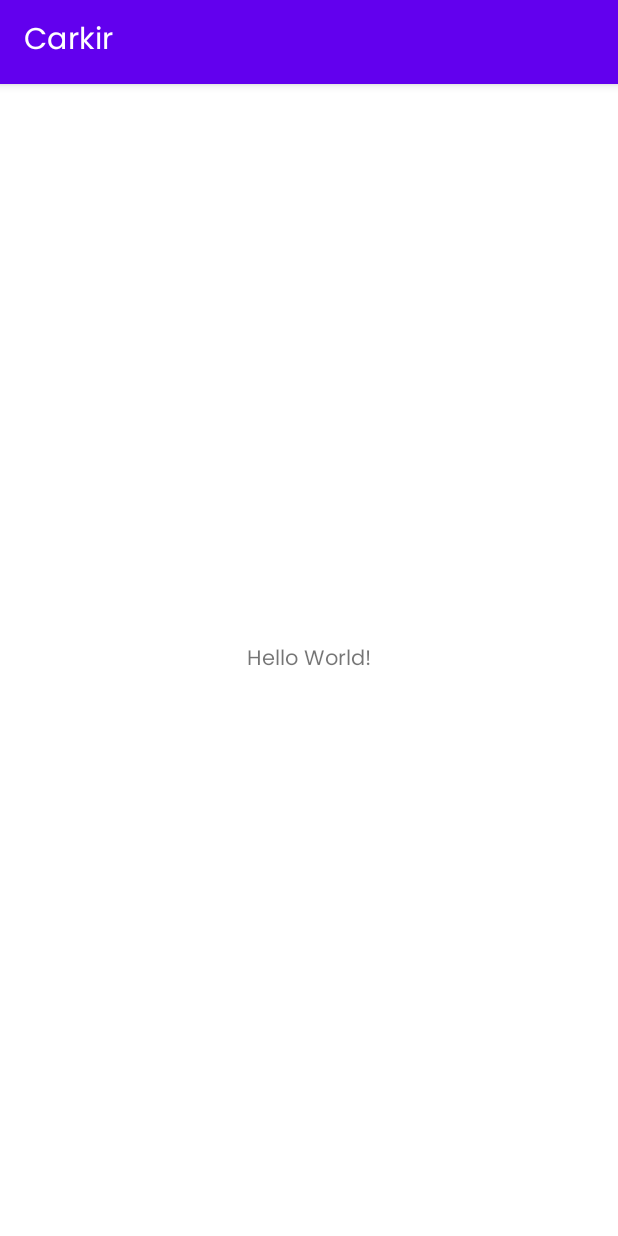
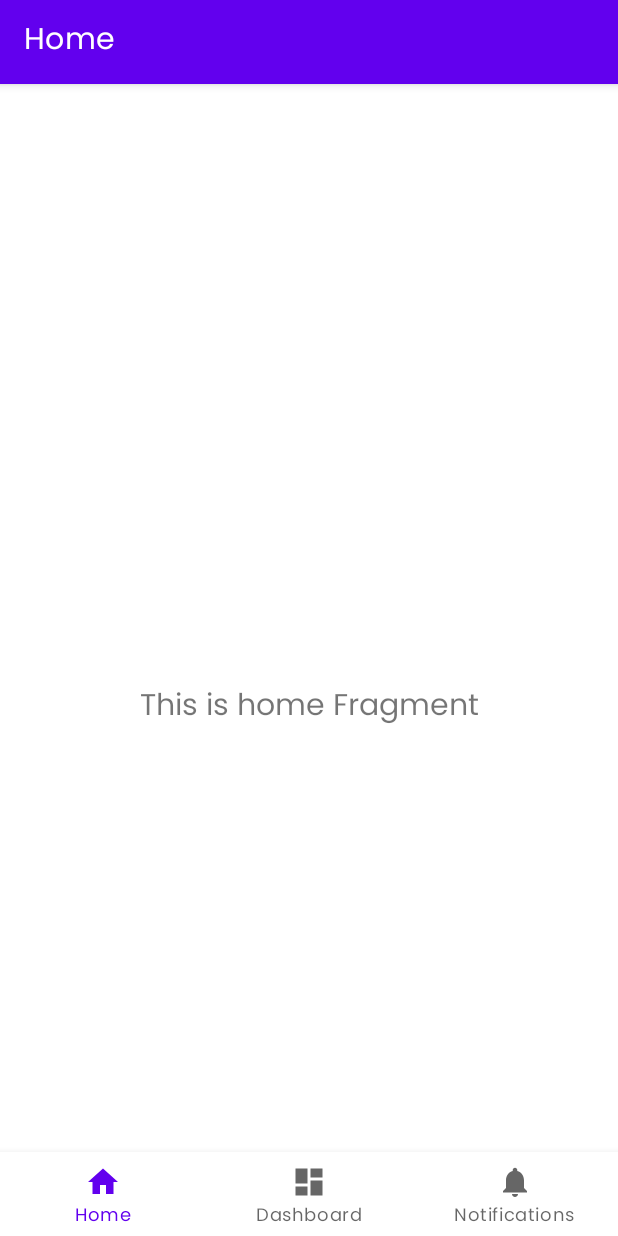
Before and after one commit to Carkir/carkir-mobile, an Android app: the screen it shows after launch (MainActivity), on a phone screen of 412 x 824 dp. Run offline under Robolectric (Android 15) with nearby library versions, the phone set to English and light mode, and no system bars; our stand-ins replace navigation-ui.

Commit message:
changing the main activity to bottom navigation

```diff
--- a/app/src/main/AndroidManifest.xml
+++ b/app/src/main/AndroidManifest.xml
@@ -2,7 +2,7 @@
 <manifest xmlns:android="http://schemas.android.com/apk/res/android"
     package="com.bangkit.capstone.carkirapp">
 
-    <uses-permission android:name="android.permission.INTERNET"/>
+    <uses-permission android:name="android.permission.INTERNET" />
 
     <application
         android:allowBackup="true"
@@ -11,7 +11,9 @@
         android:roundIcon="@mipmap/ic_launcher_round"
         android:supportsRtl="true"
         android:theme="@style/Theme.CarkirApp">
-        <activity android:name=".MainActivity" android:exported="false"/>
+        <activity
+            android:name=".MainActivity"
+            android:exported="false" />
         <activity
             android:name=".SplashScreenActivity"
             android:exported="true">
--- a/app/src/main/java/com/bangkit/capstone/carkirapp/MainActivity.kt
+++ b/app/src/main/java/com/bangkit/capstone/carkirapp/MainActivity.kt
@@ -1,11 +1,35 @@
 package com.bangkit.capstone.carkirapp
 
+import android.os.Bundle
+import com.google.android.material.bottomnavigation.BottomNavigationView
 import androidx.appcompat.app.AppCompatActivity
-import android.os.Bundle
+import androidx.navigation.findNavController
+import androidx.navigation.ui.AppBarConfiguration
+import androidx.navigation.ui.setupActionBarWithNavController
+import androidx.navigation.ui.setupWithNavController
+import com.bangkit.capstone.carkirapp.databinding.ActivityMainBinding
 
 class MainActivity : AppCompatActivity() {
+
+    private lateinit var binding: ActivityMainBinding
+
     override fun onCreate(savedInstanceState: Bundle?) {
         super.onCreate(savedInstanceState)
-        setContentView(R.layout.activity_main)
+
+        binding = ActivityMainBinding.inflate(layoutInflater)
+        setContentView(binding.root)
+
+        val navView: BottomNavigationView = binding.navView
+
+        val navController = findNavController(R.id.nav_host_fragment_activity_main2)
+        // Passing each menu ID as a set of Ids because each
+        // menu should be considered as top level destinations.
+        val appBarConfiguration = AppBarConfiguration(
+            setOf(
+                R.id.navigation_home, R.id.navigation_dashboard, R.id.navigation_notifications
+            )
+        )
+        setupActionBarWithNavController(navController, appBarConfiguration)
+        navView.setupWithNavController(navController)
     }
 }
--- /dev/null
+++ b/app/src/main/java/com/bangkit/capstone/carkirapp/ui/home/HomeFragment.kt
@@ -0,0 +1,42 @@
+package com.bangkit.capstone.carkirapp.ui.home
+
+import android.os.Bundle
+import android.view.LayoutInflater
+import android.view.View
+import android.view.ViewGroup
+import android.widget.TextView
+import androidx.fragment.app.Fragment
+import androidx.lifecycle.ViewModelProvider
+import com.bangkit.capstone.carkirapp.databinding.FragmentHomeBinding
+
+class HomeFragment : Fragment() {
+
+    private var _binding: FragmentHomeBinding? = null
+
+    // This property is only valid between onCreateView and
+    // onDestroyView.
+    private val binding get() = _binding!!
+
+    override fun onCreateView(
+        inflater: LayoutInflater,
+        container: ViewGroup?,
+        savedInstanceState: Bundle?
+    ): View {
+        val homeViewModel =
+            ViewModelProvider(this).get(HomeViewModel::class.java)
+
+        _binding = FragmentHomeBinding.inflate(inflater, container, false)
+        val root: View = binding.root
+
+        val textView: TextView = binding.textHome
+        homeViewModel.text.observe(viewLifecycleOwner) {
+            textView.text = it
+        }
+        return root
+    }
+
+    override fun onDestroyView() {
+        super.onDestroyView()
+        _binding = null
+    }
+}
--- /dev/null
+++ b/app/src/main/java/com/bangkit/capstone/carkirapp/ui/home/HomeViewModel.kt
@@ -0,0 +1,13 @@
+package com.bangkit.capstone.carkirapp.ui.home
+
+import androidx.lifecycle.LiveData
+import androidx.lifecycle.MutableLiveData
+import androidx.lifecycle.ViewModel
+
+class HomeViewModel : ViewModel() {
+
+    private val _text = MutableLiveData<String>().apply {
+        value = "This is home Fragment"
+    }
+    val text: LiveData<String> = _text
+}
--- /dev/null
+++ b/app/src/main/res/drawable/ic_dashboard_black_24dp.xml
@@ -0,0 +1,9 @@
+<vector xmlns:android="http://schemas.android.com/apk/res/android"
+    android:width="24dp"
+    android:height="24dp"
+    android:viewportWidth="24.0"
+    android:viewportHeight="24.0">
+    <path
+        android:fillColor="#FF000000"
+        android:pathData="M3,13h8L11,3L3,3v10zM3,21h8v-6L3,15v6zM13,21h8L21,11h-8v10zM13,3v6h8L21,3h-8z" />
+</vector>
--- /dev/null
+++ b/app/src/main/res/drawable/ic_home_black_24dp.xml
@@ -0,0 +1,9 @@
+<vector xmlns:android="http://schemas.android.com/apk/res/android"
+    android:width="24dp"
+    android:height="24dp"
+    android:viewportWidth="24.0"
+    android:viewportHeight="24.0">
+    <path
+        android:fillColor="#FF000000"
+        android:pathData="M10,20v-6h4v6h5v-8h3L12,3 2,12h3v8z" />
+</vector>
--- /dev/null
+++ b/app/src/main/res/drawable/ic_notifications_black_24dp.xml
@@ -0,0 +1,9 @@
+<vector xmlns:android="http://schemas.android.com/apk/res/android"
+    android:width="24dp"
+    android:height="24dp"
+    android:viewportWidth="24.0"
+    android:viewportHeight="24.0">
+    <path
+        android:fillColor="#FF000000"
+        android:pathData="M12,22c1.1,0 2,-0.9 2,-2h-4c0,1.1 0.89,2 2,2zM18,16v-5c0,-3.07 -1.64,-5.64 -4.5,-6.32L13.5,4c0,-0.83 -0.67,-1.5 -1.5,-1.5s-1.5,0.67 -1.5,1.5v0.68C7.63,5.36 6,7.92 6,11v5l-2,2v1h16v-1l-2,-2z" />
+</vector>
--- a/app/src/main/res/layout/activity_main.xml
+++ b/app/src/main/res/layout/activity_main.xml
@@ -2,17 +2,34 @@
 <androidx.constraintlayout.widget.ConstraintLayout xmlns:android="http://schemas.android.com/apk/res/android"
     xmlns:app="http://schemas.android.com/apk/res-auto"
     xmlns:tools="http://schemas.android.com/tools"
+    android:id="@+id/container"
     android:layout_width="match_parent"
     android:layout_height="match_parent"
+    android:paddingTop="?attr/actionBarSize"
     tools:context=".MainActivity">
 
-    <TextView
-        android:layout_width="wrap_content"
+    <com.google.android.material.bottomnavigation.BottomNavigationView
+        android:id="@+id/nav_view"
+        android:layout_width="0dp"
         android:layout_height="wrap_content"
-        android:text="Hello World!"
+        android:layout_marginStart="0dp"
+        android:layout_marginEnd="0dp"
+        android:background="?android:attr/windowBackground"
         app:layout_constraintBottom_toBottomOf="parent"
         app:layout_constraintLeft_toLeftOf="parent"
         app:layout_constraintRight_toRightOf="parent"
-        app:layout_constraintTop_toTopOf="parent" />
+        app:menu="@menu/bottom_nav_menu" />
+
+    <fragment
+        android:id="@+id/nav_host_fragment_activity_main2"
+        android:name="androidx.navigation.fragment.NavHostFragment"
+        android:layout_width="match_parent"
+        android:layout_height="match_parent"
+        app:defaultNavHost="true"
+        app:layout_constraintBottom_toTopOf="@id/nav_view"
+        app:layout_constraintLeft_toLeftOf="parent"
+        app:layout_constraintRight_toRightOf="parent"
+        app:layout_constraintTop_toTopOf="parent"
+        app:navGraph="@navigation/mobile_navigation" />
 
 </androidx.constraintlayout.widget.ConstraintLayout>
--- /dev/null
+++ b/app/src/main/res/layout/fragment_home.xml
@@ -0,0 +1,22 @@
+<?xml version="1.0" encoding="utf-8"?>
+<androidx.constraintlayout.widget.ConstraintLayout xmlns:android="http://schemas.android.com/apk/res/android"
+    xmlns:app="http://schemas.android.com/apk/res-auto"
+    xmlns:tools="http://schemas.android.com/tools"
+    android:layout_width="match_parent"
+    android:layout_height="match_parent"
+    tools:context=".ui.home.HomeFragment">
+
+    <TextView
+        android:id="@+id/text_home"
+        android:layout_width="match_parent"
+        android:layout_height="wrap_content"
+        android:layout_marginStart="8dp"
+        android:layout_marginTop="8dp"
+        android:layout_marginEnd="8dp"
+        android:textAlignment="center"
+        android:textSize="20sp"
+        app:layout_constraintBottom_toBottomOf="parent"
+        app:layout_constraintEnd_toEndOf="parent"
+        app:layout_constraintStart_toStartOf="parent"
+        app:layout_constraintTop_toTopOf="parent" />
+</androidx.constraintlayout.widget.ConstraintLayout>
--- /dev/null
+++ b/app/src/main/res/menu/bottom_nav_menu.xml
@@ -0,0 +1,19 @@
+<?xml version="1.0" encoding="utf-8"?>
+<menu xmlns:android="http://schemas.android.com/apk/res/android">
+
+    <item
+        android:id="@+id/navigation_home"
+        android:icon="@drawable/ic_home_black_24dp"
+        android:title="@string/title_home" />
+
+    <item
+        android:id="@+id/navigation_dashboard"
+        android:icon="@drawable/ic_dashboard_black_24dp"
+        android:title="@string/title_dashboard" />
+
+    <item
+        android:id="@+id/navigation_notifications"
+        android:icon="@drawable/ic_notifications_black_24dp"
+        android:title="@string/title_notifications" />
+
+</menu>
--- /dev/null
+++ b/app/src/main/res/navigation/mobile_navigation.xml
@@ -0,0 +1,25 @@
+<?xml version="1.0" encoding="utf-8"?>
+<navigation xmlns:android="http://schemas.android.com/apk/res/android"
+    xmlns:app="http://schemas.android.com/apk/res-auto"
+    xmlns:tools="http://schemas.android.com/tools"
+    android:id="@+id/mobile_navigation"
+    app:startDestination="@+id/navigation_home">
+
+    <fragment
+        android:id="@+id/navigation_home"
+        android:name="com.bangkit.capstone.carkirapp.ui.home.HomeFragment"
+        android:label="@string/title_home"
+        tools:layout="@layout/fragment_home" />
+
+    <fragment
+        android:id="@+id/navigation_dashboard"
+        android:name="com.bangkit.capstone.carkirapp.ui.dashboard.DashboardFragment"
+        android:label="@string/title_dashboard"
+        tools:layout="@layout/fragment_dashboard" />
+
+    <fragment
+        android:id="@+id/navigation_notifications"
+        android:name="com.bangkit.capstone.carkirapp.ui.notifications.NotificationsFragment"
+        android:label="@string/title_notifications"
+        tools:layout="@layout/fragment_notifications" />
+</navigation>
--- /dev/null
+++ b/app/src/main/res/values/dimens.xml
@@ -0,0 +1,5 @@
+<resources>
+    <!-- Default screen margins, per the Android Design guidelines. -->
+    <dimen name="activity_horizontal_margin">16dp</dimen>
+    <dimen name="activity_vertical_margin">16dp</dimen>
+</resources>
--- a/app/src/main/res/values/strings.xml
+++ b/app/src/main/res/values/strings.xml
@@ -18,4 +18,8 @@
     <string name="carkir_home_hint_searchbar">Cari tempat parkir</string>
     <string name="carkir_home_title_location">Tempat Parkir yang Tersedia</string>
     <string name="carkir_home_title_recent">Recent Location Parking</string>
+    <string name="title_activity_main2">MainActivity2</string>
+    <string name="title_home">Home</string>
+    <string name="title_dashboard">Dashboard</string>
+    <string name="title_notifications">Notifications</string>
 </resources>
```
Also changed, not shown: app/src/main/java/com/bangkit/capstone/carkirapp/ui/dashboard/DashboardFragment.kt (added, +42 -0 lines), app/src/main/java/com/bangkit/capstone/carkirapp/ui/dashboard/DashboardViewModel.kt (added, +13 -0 lines), app/src/main/java/com/bangkit/capstone/carkirapp/ui/notifications/NotificationsFragment.kt (added, +42 -0 lines), app/src/main/java/com/bangkit/capstone/carkirapp/ui/notifications/NotificationsViewModel.kt (added, +13 -0 lines), app/src/main/res/layout/fragment_dashboard.xml (added, +22 -0 lines), app/src/main/res/layout/fragment_notifications.xml (added, +22 -0 lines).
